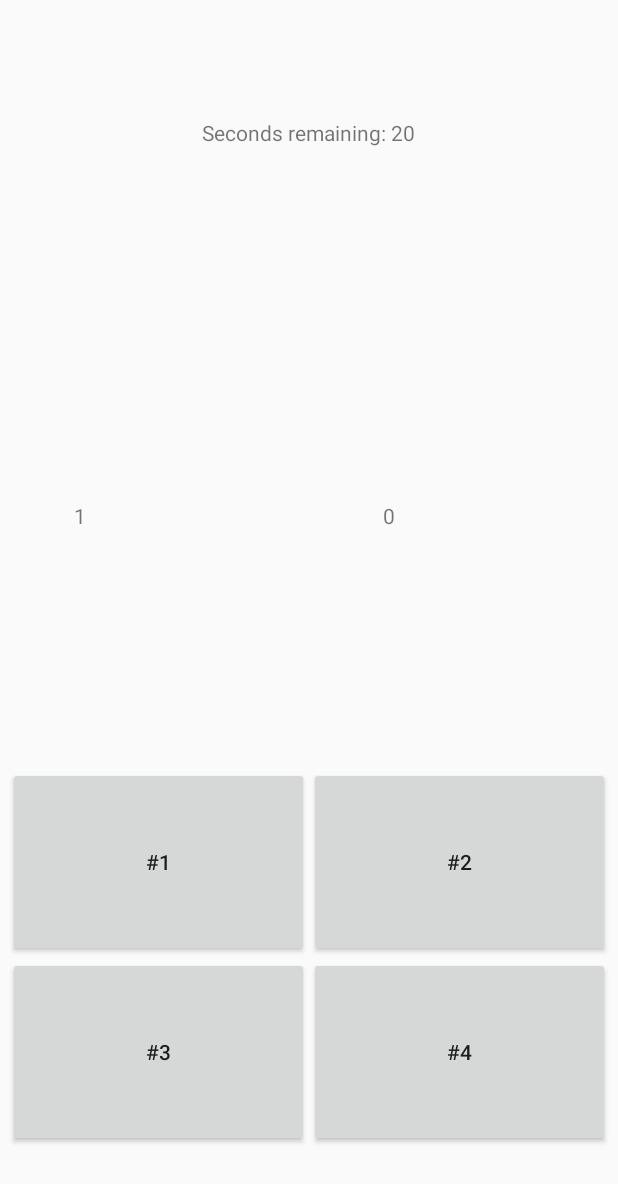
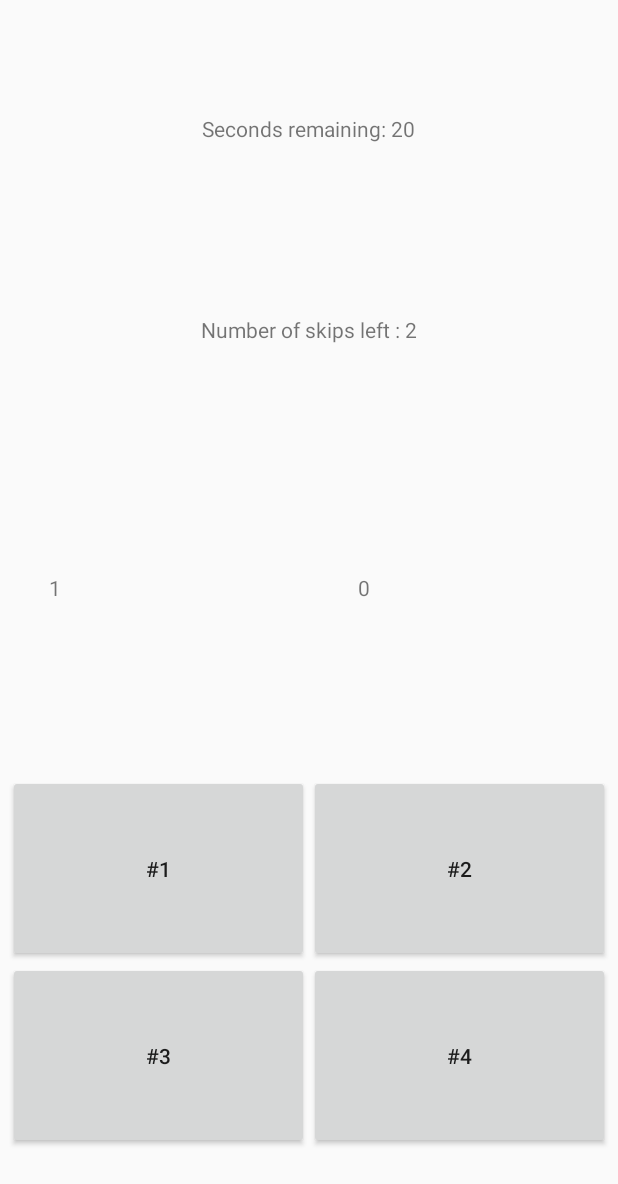
Before and after one commit to LKWBrando/CP3406_Assignment_2, an Android app: the PlayActivity screen opened directly, with no data from a screen before it, on a phone screen of 412 x 824 dp. Shown: the top 1184 px of the screen. Run offline under Robolectric (Android 15) with nearby library versions, the phone set to English and light mode, and no system bars.

```diff
--- a/app/src/main/AndroidManifest.xml
+++ b/app/src/main/AndroidManifest.xml
@@ -23,7 +23,8 @@
         <activity android:name=".InstructionsActivity" />
         <activity android:name=".HighScoreActivity" />
         <activity android:name=".SelectTopicActivity" />
-        <activity android:name=".PreGameActivity"></activity>
+        <activity android:name=".PreGameActivity" />
+        <activity android:name=".EndGameActivity"></activity>
     </application>
 
 </manifest>
--- a/app/src/main/java/example/assignmentone/cp3406/cp3406_assignment_2/HighScoreActivity.java
+++ b/app/src/main/java/example/assignmentone/cp3406/cp3406_assignment_2/HighScoreActivity.java
@@ -7,10 +7,13 @@ import android.view.View;
 
 public class HighScoreActivity extends AppCompatActivity {
 
+    private HighScoresDB highScoreDB;
+
     @Override
     protected void onCreate(Bundle savedInstanceState) {
         super.onCreate(savedInstanceState);
         setContentView(R.layout.activity_high_score);
+        highScoreDB = new HighScoresDB(this);
     }
 
     public void buttonPressed(View view){
--- a/app/src/main/java/example/assignmentone/cp3406/cp3406_assignment_2/PlayActivity.java
+++ b/app/src/main/java/example/assignmentone/cp3406/cp3406_assignment_2/PlayActivity.java
@@ -10,55 +10,63 @@ import android.os.CountDownTimer;
 import android.support.v7.app.AppCompatActivity;
 import android.os.Bundle;
 import android.widget.TextView;
+import android.widget.Toast;
+
 import java.text.DecimalFormat;
 
 public class PlayActivity extends AppCompatActivity implements SensorEventListener {
     private SensorManager sensorManager;
-    private TextView questionView, questionNumber, countdownTimer;
+    private TextView questionView, questionNumber, countdownTimer, skipCount;
     private SharedPreferences gameSettings; //SharedPreferences of the whole application.
     private CountDownTimer timer; //CountDownTimer object to keep track of time given for each question.
 
     private float eventX=0.00f; //Variable eventX used to determine if the phone is being tilted along the x-axis.
     private DecimalFormat df; //Used to ensure that raw x-axis values are limited to two decimals.
 
-    private int questionCount = 1; //Keeping track of the number of questions.
+    private int currentQuestionCount = 1; //Keeping track of the number of questions.
     private long currentTimeScore = 0; //Variable that take the summation of time left on the CountDownTimer if the user chooses the correct answer.
     private long remainingTime; //Variable that takes the long value of the time left on the CountDownTimer.
 
     private long gameTime;
     private String gameTopic;
-    private int numberOfQuestions;
+    private int totalQuestionCount;
+    private int totalSkippedQuestionCount;
+    private int currentSkippedQuestionCount;
+
+    private Toast displayError;
+
     @Override
     protected void onCreate(Bundle savedInstanceState) {
         super.onCreate(savedInstanceState);
         setContentView(R.layout.activity_play);
-        sensorManager = (SensorManager) getSystemService(SENSOR_SERVICE);
-        questionView = findViewById(R.id.questionView);
-        questionNumber = findViewById(R.id.questionNumber);
-        countdownTimer = findViewById(R.id.countdownTimer);
-        gameSettings = getSharedPreferences("GameSettings", MODE_PRIVATE);
+        sensorManager = (SensorManager) getSystemService(SENSOR_SERVICE); //Sensor Manager
+        questionView = findViewById(R.id.questionView); //Textview that displays the topic question
+        questionNumber = findViewById(R.id.questionNumber); //Textview that displays the current question number, according to how many have been answered/timed out
+        countdownTimer = findViewById(R.id.countdownTimer); //Textview that displays the Countdown Timer
+        skipCount = findViewById(R.id.skipCount); //Textview that displays the number of question skips left
+        gameSettings = getSharedPreferences("GameSettings", MODE_PRIVATE); //Shared Preferences
 
-        questionCount = gameSettings.getInt("QuestionCount", questionCount);
-        currentTimeScore = gameSettings.getLong("timeScore", 0);
+        currentQuestionCount = gameSettings.getInt("QuestionCount", currentQuestionCount); //Getting the current question count as the game progresses, initialises at 1
+        currentTimeScore = gameSettings.getLong("timeScore", 0); //Getting the combined time score, as per game mechanics
+        totalSkippedQuestionCount = gameSettings.getInt("skippedQuestionCount", 2); //Getting the total number of skipped questions allowed, as per user setting before game starts
+        currentSkippedQuestionCount = gameSettings.getInt("gameSkippedQuestionCount", 0); //Getting the current number of skipped questions that user had used
 
         questionView.setText(Long.toString(currentTimeScore)); //testing
 
-        gameTime = gameSettings.getLong("timeLimit", 21000);
-        gameTopic = gameSettings.getString("gameSubject", null);
-        numberOfQuestions = gameSettings.getInt("numberOfQuestions", 10);
+        gameTime = gameSettings.getLong("timeLimit", 21000); //Getting the time allowed per question, as per user setting before game starts
+        gameTopic = gameSettings.getString("gameSubject", null); //Getting the topic of the quiz, as per user setting before game starts
+        totalQuestionCount = gameSettings.getInt("totalQuestionCount", 10); //Getting the total number of questions in the game, as per user setting before game starts.
 
         timer = new CountDownTimer(gameTime, 1000) {
             public void onTick(long millisUntilFinished) {
                 countdownTimer.setText("Seconds remaining: " + millisUntilFinished / 1000);
-                remainingTime = millisUntilFinished;
+                remainingTime = millisUntilFinished; //Variable to store time remaining when user selects an answer, to be used to calculate time score
             }
-
-            public void onFinish() {
-                questionCount += 1;
-                gameSettings.edit().putInt("QuestionCount", questionCount).apply();
-                Intent nextQuestion = new Intent(PlayActivity.this, PlayActivity.class);
+            public void onFinish() { //On timer expiration, restart with new question (or end game)
+                currentQuestionCount += 1; //User has failed to answer the question in time, game proceeds with next question
+                gameSettings.edit().putInt("QuestionCount", currentQuestionCount).apply(); //Storing current question count to be used to progress the game
+                checkGameStatus(currentQuestionCount); //Checking if game is completed
                 finish();
-                startActivity(nextQuestion);
             }
         }.start();
     }
@@ -67,7 +75,8 @@ public class PlayActivity extends AppCompatActivity implements SensorEventListen
     protected void onStart() {
         super.onStart();
         sensorManager.registerListener(this, sensorManager.getDefaultSensor(Sensor.TYPE_ACCELEROMETER), SensorManager.SENSOR_DELAY_FASTEST);
-        questionNumber.setText(Integer.toString(questionCount));
+        questionNumber.setText(Integer.toString(currentQuestionCount));
+        skipCount.setText("Number of skips left : " + (Integer.toString(totalSkippedQuestionCount - currentSkippedQuestionCount)));
     }
 
     @Override
@@ -84,7 +93,10 @@ public class PlayActivity extends AppCompatActivity implements SensorEventListen
 
     @Override
     public void onSensorChanged(SensorEvent event) {
-        Intent refreshQuestion = new Intent(this, PlayActivity.class);
+        try{
+            displayError.cancel(); //Resetting Toast message duration, so that it does not linger on the screen for an excessive amount of time
+        }catch(Exception e){}
+
         eventX=event.values[0]; //Get current x-axis value
         df = new DecimalFormat("#.00");
         String xStringValue = df.format(eventX); //Parsing to String with 2 decimal places
@@ -93,19 +105,42 @@ public class PlayActivity extends AppCompatActivity implements SensorEventListen
         if((eventX<-9.81 || eventX>9.81) && (remainingTime < (gameTime - 1000))){
             //If device is tilted to the left or right, along the x-axis, go to next question.
             //(gameTime - 1000) to allow for one second delay, so as to avoid multiple continued instances of eventX >9.81 or <-9.81 as user returns phone to upright position
-            questionCount += 1;
-            gameSettings.edit().putInt("QuestionCount", questionCount).apply(); //Adding one to question count
+            if(currentSkippedQuestionCount < totalSkippedQuestionCount){
+                currentSkippedQuestionCount +=1;
+                gameSettings.edit().putInt("gameSkippedQuestionCount", currentSkippedQuestionCount).apply(); //Adding one to the number of questions that have been skipped
 
-            currentTimeScore += remainingTime;
-            gameSettings.edit().putLong("timeScore", currentTimeScore).apply(); //Test
+                //currentQuestionCount += 1;
+                //gameSettings.edit().putInt("QuestionCount", currentQuestionCount).apply(); //Adding one to question count
 
-            sensorManager.unregisterListener(this); //Stop listener
-            timer.cancel(); //Stop timer
-            startActivity(refreshQuestion); //Resr
+                currentTimeScore += remainingTime; //testing timer equations
+                gameSettings.edit().putLong("timeScore", currentTimeScore).apply(); //Test
+
+                sensorManager.unregisterListener(this); //Stop listener
+                timer.cancel(); //Stop timer
+                checkGameStatus(currentQuestionCount);
+            }
+            else{
+                displayError = Toast.makeText(this, "You cannot skip anymore questions!", Toast.LENGTH_SHORT);
+                displayError.show();
+            }
         }
     }
 
     @Override
     public void onAccuracyChanged(Sensor sensor, int accuracy) {
     }
+
+    public void checkGameStatus(int currentQuestionCount){
+        /*Method to check if game has been completed.
+        If Yes, proceeds with EndGameActivity. If No, refreshes the PlayActivity*/
+
+        if(currentQuestionCount > totalQuestionCount){ //If the last question has been answered/timed out
+            Intent goToEndscreen = new Intent(this, EndGameActivity.class);
+            startActivity(goToEndscreen);
+        }
+        else{ //Else the game is still ongoing
+            Intent refreshQuestion = new Intent(this, PlayActivity.class);
+            startActivity(refreshQuestion);
+        }
+    }
 }
--- a/app/src/main/res/layout/activity_play.xml
+++ b/app/src/main/res/layout/activity_play.xml
@@ -17,13 +17,22 @@
         android:layout_weight="2"
         android:text="Timer"/>
 
+    <TextView
+        android:id="@+id/skipCount"
+        android:layout_width="wrap_content"
+        android:layout_height="wrap_content"
+        android:layout_gravity="center"
+        android:gravity="center"
+        android:layout_weight="1"
+        android:text="Number of Skips"/>
+
     <LinearLayout
         android:layout_width="match_parent"
         android:layout_height="wrap_content"
         android:orientation="horizontal"
         android:layout_gravity="center"
         android:gravity="center"
-        android:layout_weight="4">
+        android:layout_weight="3">
 
         <TextView
             android:id="@+id/questionNumber"
@@ -39,8 +48,8 @@
             android:layout_width="wrap_content"
             android:layout_height="match_parent"
             android:layout_gravity="center"
+            android:layout_weight="5"
             android:gravity="center"
-            android:layout_weight="3"
             android:text="Question" />
     </LinearLayout>
 
```
Also changed, not shown: app/src/main/java/example/assignmentone/cp3406/cp3406_assignment_2/EndGameActivity.java (added, +94 -0 lines), app/src/main/java/example/assignmentone/cp3406/cp3406_assignment_2/HighScoresDB.java (added, +33 -0 lines), app/src/main/java/example/assignmentone/cp3406/cp3406_assignment_2/PreGameActivity.java (+15 -1 lines), app/src/main/res/layout/activity_end_game.xml (added, +136 -0 lines), app/src/main/res/layout/activity_pre_game.xml (+26 -0 lines).
